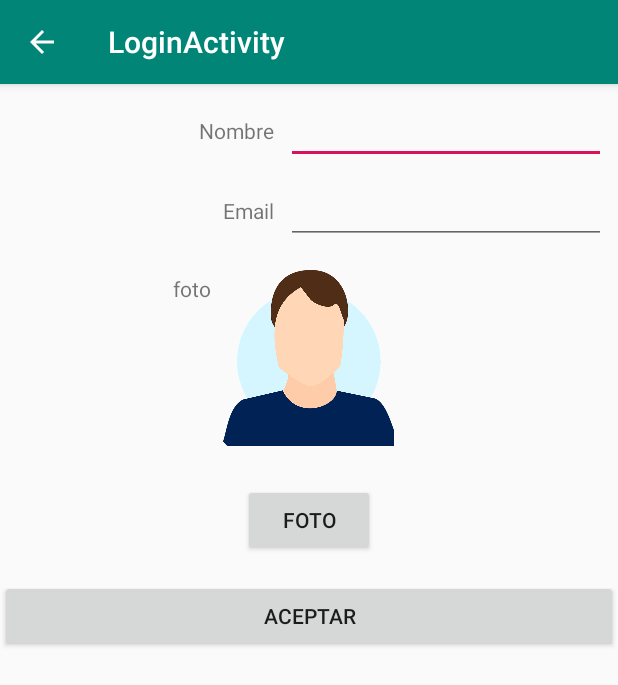
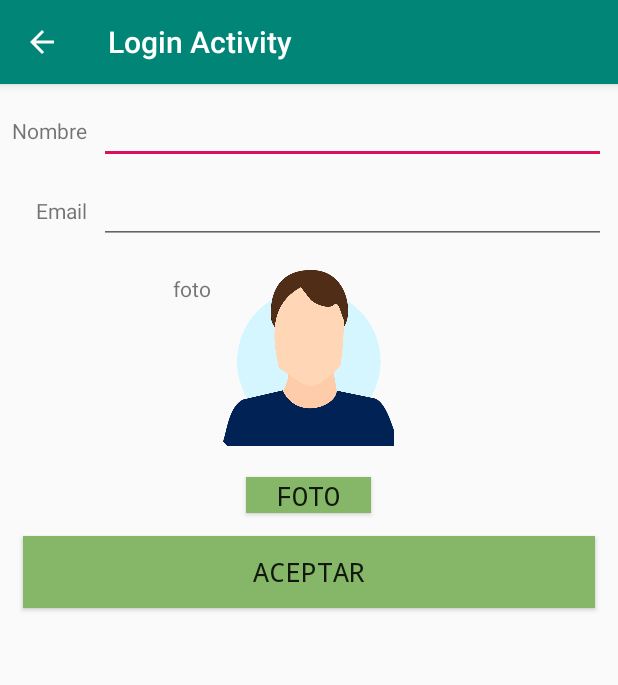
Before and after one commit to rubenseglop/Contactos, an Android app: the screen it shows after launch (LoginActivity), in the options menu, after a tap on "Configuración", on a phone screen of 412 x 824 dp. Shown: the top 685 px of the screen. Run offline under Robolectric (Android 15) with nearby library versions, the phone set to English and light mode, and no system bars; libraries missing offline, so code that uses them is left out: com.karumi.dexter; pictures from the network do not load.

Commit message:
Proyecto Final v2.0e

```diff
--- a/app/src/main/java/aplicacion/contactos/com/miscontactos/BDExterna.java
+++ b/app/src/main/java/aplicacion/contactos/com/miscontactos/BDExterna.java
@@ -228,8 +228,6 @@ public class BDExterna {
     public void borrarUsuario(String uuid) {
         String url = BDExternaLinks.borrarUsuario + uuid;
         url = url.replace(" ", "%20");
-
-        System.out.println("DEBUG ELIMINA " + url);
         leerUrl(url);
     }
 
@@ -398,6 +396,7 @@ public class BDExterna {
         boolean servidor = false;
         Runtime runtime = Runtime.getRuntime();
         try {
+            System.out.println("DEBUG ping a " + servidorping);
             Process ipProcess = runtime.exec("/system/bin/ping -c 1 " + servidorping);
             int exitValue = ipProcess.waitFor();
             return (exitValue == 0);
--- a/app/src/main/java/aplicacion/contactos/com/miscontactos/BDExternaLinks.java
+++ b/app/src/main/java/aplicacion/contactos/com/miscontactos/BDExternaLinks.java
@@ -4,7 +4,7 @@ public class BDExternaLinks {
 
 
     //static String SERVIDOR = "iesayala.ddns.net";
-    static String SERVIDOR = "miscontactosrsl.webcindario.com";
+    static String SERVIDOR = "webcindario.com";
 
     //static String LINKS = "http://iesayala.ddns.net/BDSegura/misContactos/";   //1 IESAyala
     static String LINKS = "https://miscontactosrsl.webcindario.com/MisContactos/";   //2 Miarroba
@@ -24,8 +24,6 @@ public class BDExternaLinks {
     protected static String insertartelefono = LINKS + "insertartelefono.php?ID=";
     protected static String eliminacontacto = LINKS + "eliminacontacto.php?UUIDUNIQUE=";
     protected static String eliminaGaleria = LINKS + "eliminagaleria.php?IDUSUARIO=";
-    protected static String verUUID = LINKS + "verUUID.php";
-    protected static String uploadgaleria = LINKS + "GALERIA/uploadgaleria.php";
 
     //FTP
     static final String FTP_HOST= "ftp.webcindario.com";
--- a/app/src/main/res/layout/content_login.xml
+++ b/app/src/main/res/layout/content_login.xml
@@ -9,6 +9,7 @@
     tools:showIn="@layout/activity_login">
 
     <ScrollView
+        android:id="@+id/scrollView3"
         android:layout_width="match_parent"
         android:layout_height="match_parent">
 
@@ -20,44 +21,47 @@
                 android:id="@+id/textView3"
                 android:layout_width="wrap_content"
                 android:layout_height="wrap_content"
+                android:layout_marginStart="8dp"
                 android:layout_marginTop="8dp"
-                android:layout_marginEnd="8dp"
                 android:layout_marginBottom="8dp"
                 android:text="@string/nombre"
                 app:layout_constraintBottom_toTopOf="@+id/tv_emailUsuario"
-                app:layout_constraintEnd_toStartOf="@+id/tv_nombreUsuario"
+                app:layout_constraintStart_toStartOf="parent"
                 app:layout_constraintTop_toTopOf="parent" />
 
             <EditText
                 android:id="@+id/tv_nombreUsuario"
-                android:layout_width="wrap_content"
+                android:layout_width="0dp"
                 android:layout_height="wrap_content"
+                android:layout_marginStart="8dp"
                 android:layout_marginTop="8dp"
                 android:layout_marginEnd="8dp"
                 android:ems="10"
                 android:inputType="textPersonName"
                 app:layout_constraintEnd_toEndOf="parent"
+                app:layout_constraintStart_toEndOf="@+id/textView3"
                 app:layout_constraintTop_toTopOf="parent" />
 
             <TextView
                 android:id="@+id/textView4"
                 android:layout_width="wrap_content"
                 android:layout_height="wrap_content"
-                android:layout_marginEnd="8dp"
                 android:text="Email"
                 app:layout_constraintBottom_toBottomOf="@+id/tv_emailUsuario"
-                app:layout_constraintEnd_toStartOf="@+id/tv_emailUsuario"
+                app:layout_constraintEnd_toEndOf="@+id/textView3"
                 app:layout_constraintTop_toTopOf="@+id/tv_emailUsuario" />
 
             <EditText
                 android:id="@+id/tv_emailUsuario"
-                android:layout_width="wrap_content"
+                android:layout_width="0dp"
                 android:layout_height="wrap_content"
+                android:layout_marginStart="8dp"
                 android:layout_marginTop="8dp"
                 android:layout_marginEnd="8dp"
                 android:ems="10"
                 android:inputType="textPersonName"
                 app:layout_constraintEnd_toEndOf="parent"
+                app:layout_constraintStart_toEndOf="@+id/textView4"
                 app:layout_constraintTop_toBottomOf="@+id/tv_nombreUsuario" />
 
             <TextView
@@ -89,23 +93,28 @@
 
             <Button
                 android:id="@+id/bt_fotoUsuario"
-                android:layout_width="wrap_content"
-                android:layout_height="wrap_content"
+                style="@style/BotonEstilo"
+                android:layout_width="83dp"
+                android:layout_height="24dp"
                 android:layout_marginTop="8dp"
                 android:text="Foto"
+                app:layout_constraintBottom_toTopOf="@+id/bt_aceptaConfig"
                 app:layout_constraintEnd_toEndOf="@+id/fotoUsuario"
                 app:layout_constraintStart_toStartOf="@+id/fotoUsuario"
                 app:layout_constraintTop_toBottomOf="@+id/fotoUsuario" />
 
             <Button
                 android:id="@+id/bt_aceptaConfig"
+                style="@style/BotonEstilo"
                 android:layout_width="0dp"
                 android:layout_height="wrap_content"
+                android:layout_margin="15dp"
+                android:layout_marginTop="28dp"
                 android:text="@string/aceptar"
-                app:layout_constraintBottom_toBottomOf="parent"
                 app:layout_constraintEnd_toEndOf="parent"
-                app:layout_constraintHorizontal_bias="1.0"
-                app:layout_constraintStart_toStartOf="parent" />
+                app:layout_constraintHorizontal_bias="0.0"
+                app:layout_constraintStart_toStartOf="parent"
+                app:layout_constraintTop_toBottomOf="@+id/bt_fotoUsuario" />
         </android.support.constraint.ConstraintLayout>
     </ScrollView>
 
--- a/app/src/main/res/values/strings.xml
+++ b/app/src/main/res/values/strings.xml
@@ -71,11 +71,21 @@
     <string name="rellenartelefono">Debes rellenar un número antes de crear otro</string>
     <string name="errorfoto">Error. Fallo al capturar una foto</string>
     <string name="configuracion">Configuración</string>
-    <string name="title_activity_login">LoginActivity</string>
+    <string name="title_activity_login">Login Activity</string>
     <string name="title_activity_ver_compartidos">verCompartidos</string>
     <string name="borrarcontacto">¿Deseas eliminar este contacto?</string>
     <string name="boton_si">Si</string>
     <string name="boton_no">No</string>
     <string name="error_configurar_perfil">Para acceder a la base de datos externa, previamente debes configurar un perfil</string>
     <string name="entrar_config">Debes entrar antes a configuración</string>
+    <string name="cerrar">Cerrar</string>
+    <string name="problema_servidor">Hubo un problema con el servidor</string>
+    <string name="guardada">Guardada la configuración</string>
+    <string name="no_conexion">No hay conexion</string>
+    <string name="introducir_email">Debes introducir un email</string>
+    <string name="introducir_nombre">Debes introducir un nombre</string>
+    <string name="error_contacto">Se produjo un error al introducir un contacto</string>
+    <string name="error_domicilio">Se produjo un error al introducir un domicilio</string>
+    <string name="error_telefono">Se produjo un error al introducir un telefono</string>
+    <string name="no_contactos">No habia contactos que exportar. Se inicializó tu copia de seguridad externa</string>
 </resources>
--- a/app/src/main/res/values/styles.xml
+++ b/app/src/main/res/values/styles.xml
@@ -25,7 +25,6 @@
         <item name="android:shadowDx">1.2</item>
         <item name="android:shadowDy">1.2</item>
         <item name="android:shadowRadius">2</item>
-        <item name="android:textColor">#000000</item>
         <item name="android:gravity">center</item>
         <item name="android:layout_margin">3dp</item>
         <item name="android:textSize">8pt</item>
```
Also changed, not shown: app/src/main/java/aplicacion/contactos/com/miscontactos/Anadir.java (+7 -3 lines), app/src/main/java/aplicacion/contactos/com/miscontactos/BDInterna.java (+2 -6 lines), app/src/main/java/aplicacion/contactos/com/miscontactos/COAdapter.java (+32 -2 lines), app/src/main/java/aplicacion/contactos/com/miscontactos/Compartir.java (+4 -4 lines), app/src/main/java/aplicacion/contactos/com/miscontactos/ComprimeFoto.java (added, +184 -0 lines), app/src/main/java/aplicacion/contactos/com/miscontactos/DMAdapter.java (+2 -11 lines), app/src/main/java/aplicacion/contactos/com/miscontactos/LoginActivity.java (+4 -7 lines), app/src/main/java/aplicacion/contactos/com/miscontactos/MainActivity.java (+19 -18 lines), app/src/main/java/aplicacion/contactos/com/miscontactos/MetodoFTP.java (+12 -8 lines), app/src/main/java/aplicacion/contactos/com/miscontactos/VERAdapter.java (+33 -0 lines), app/src/main/res/layout/filas_domicilio.xml (+7 -15 lines), app/src/main/res/layout/filas_telefono.xml (+7 -3 lines), app/src/main/res/layout/imagen_dialog.xml (added, +24 -0 lines), 1 other file.
